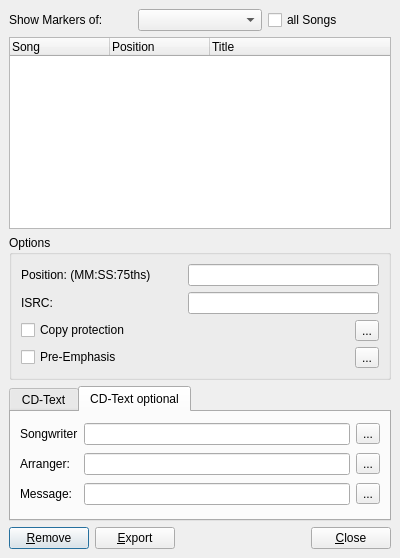
The window that src/traverso/ui/MarkerDialog.ui (ErwanLegrand/Traverso-DAW) describes before a commit, drawn with Qt 5.
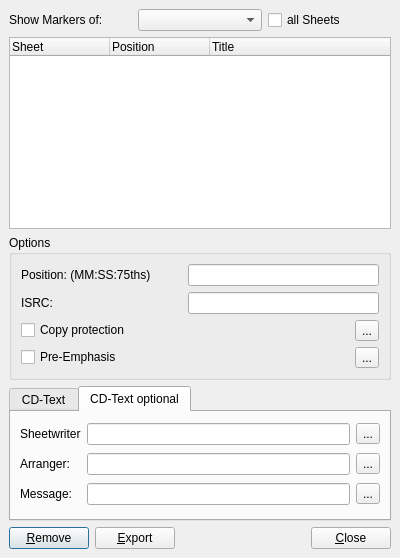
The same window after the commit. The open tabs and pages were chosen to show the change. Icons and pictures are not drawn.

Commit message: * Song->Sheet renaming * A bit of zooming work (don't cry, eventually I'll fix the mess)

The edit to the form file:
```diff
--- a/src/traverso/ui/MarkerDialog.ui
+++ b/src/traverso/ui/MarkerDialog.ui
@@ -40,7 +40,7 @@
      <item>
       <widget class="QCheckBox" name="checkBoxAllSongs" >
        <property name="text" >
-        <string>all Songs</string>
+        <string>all Sheets</string>
        </property>
       </widget>
      </item>
@@ -56,7 +56,7 @@
      </property>
      <column>
       <property name="text" >
-       <string>Song</string>
+       <string>Sheet</string>
       </property>
      </column>
      <column>
@@ -250,7 +250,7 @@
        <item row="0" column="0" >
         <widget class="QLabel" name="label_4" >
          <property name="text" >
-          <string>Songwriter</string>
+          <string>Sheetwriter</string>
          </property>
         </widget>
        </item>
```
Left out of the diff: 16 changed lines with no effect on the pictures. The commit also changes 101 other files.
